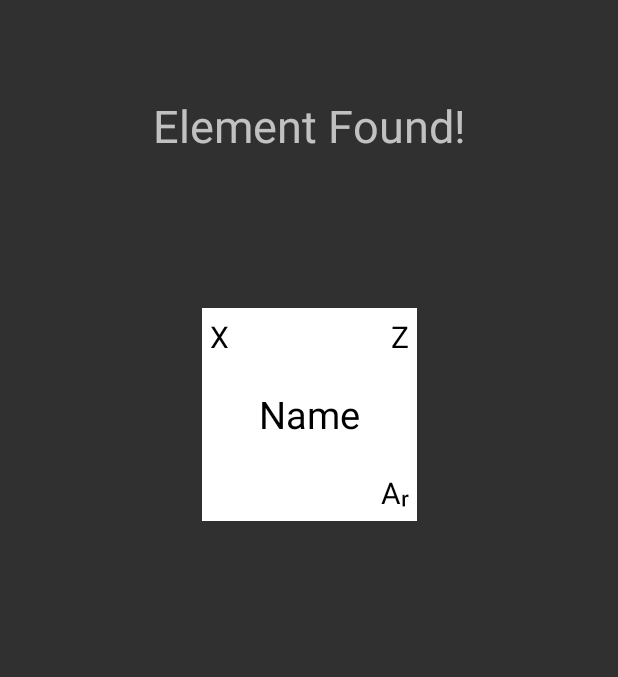
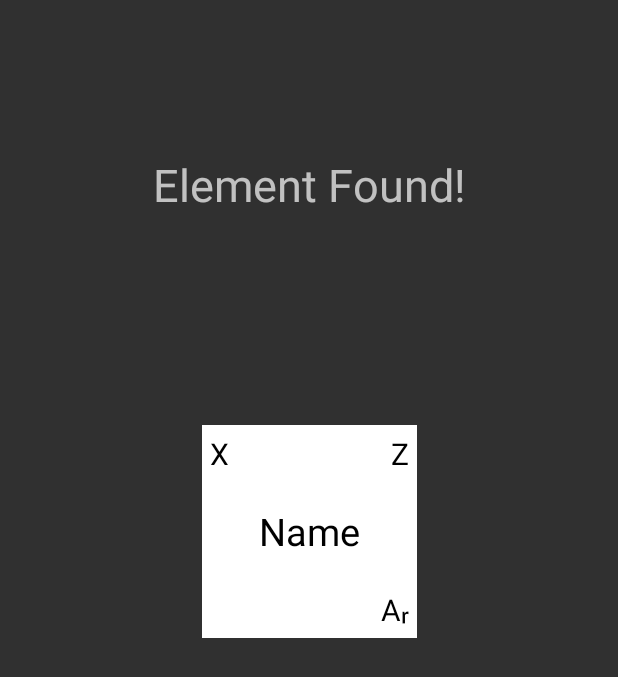
Before and after one commit to googsorbust/elemon-go, an Android app: the layout activity_elements_found.xml on its own in the app's theme, with its tools: preview values and no code run, on a phone screen of 412 x 824 dp. Shown: the top 677 px of the screen. Run offline under Robolectric (Android 15) with nearby library versions, the phone set to English and light mode, and no system bars.

Commit message:
Fix formating stuff

```diff
--- a/app/src/main/java/org/tensorflow/lite/examples/detection/CameraActivity.java
+++ b/app/src/main/java/org/tensorflow/lite/examples/detection/CameraActivity.java
@@ -92,6 +92,7 @@ public abstract class CameraActivity extends AppCompatActivity
   public static TextView objectType;
   public static Button collectElements;
   public static Element collectable;
+  public static String typeObject = "";
 
   @Override
   protected void onCreate(final Bundle savedInstanceState) {
@@ -231,6 +232,7 @@ public abstract class CameraActivity extends AppCompatActivity
       intent.putExtra("weight", collectable.getWeight());
       intent.putExtra("name", collectable.getName());
     }
+    intent.putExtra("object_found", typeObject);
     startActivity(intent);
   }
 
--- a/app/src/main/java/org/tensorflow/lite/examples/detection/ElementsFoundActivity.kt
+++ b/app/src/main/java/org/tensorflow/lite/examples/detection/ElementsFoundActivity.kt
@@ -32,6 +32,7 @@ class ElementsFoundActivity : AppCompatActivity() {
         val numberText = intent.getIntExtra("number", -1)
         val nameText = intent.getStringExtra("name")
         val weightText = intent.getStringExtra("weight")
+        val objectText = intent.getStringExtra("object_found")
 
         symbol = findViewById<TextView>(R.id.element_symbol_found)
         number = findViewById<TextView>(R.id.element_number_found)
@@ -42,10 +43,10 @@ class ElementsFoundActivity : AppCompatActivity() {
         pointsTextView = findViewById(R.id.points)
 
         if (numberText == -1) {
-            titleElement.text = "No Element Found"
+            titleElement.text = "No element found in ${objectText.capitalize()}"
             shittyLayout.visibility = View.INVISIBLE
         } else {
-            titleElement.text = "Element Found!"
+            titleElement.text = "Element found in ${objectText.capitalize()}!"
             symbol.text = symbolText
             number.text = numberText.toString()
             name.text = nameText
--- a/app/src/main/res/layout/activity_elements_found.xml
+++ b/app/src/main/res/layout/activity_elements_found.xml
@@ -90,8 +90,8 @@
 
     <TextView
         android:id="@+id/titleElement"
-        android:layout_width="298dp"
-        android:layout_height="56dp"
+        android:layout_width="360dp"
+        android:layout_height="134dp"
         android:layout_marginStart="98dp"
         android:layout_marginTop="56dp"
         android:layout_marginEnd="98dp"
```
Also changed, not shown: app/src/main/java/org/tensorflow/lite/examples/detection/DetectorActivity.java (+7 -4 lines).
